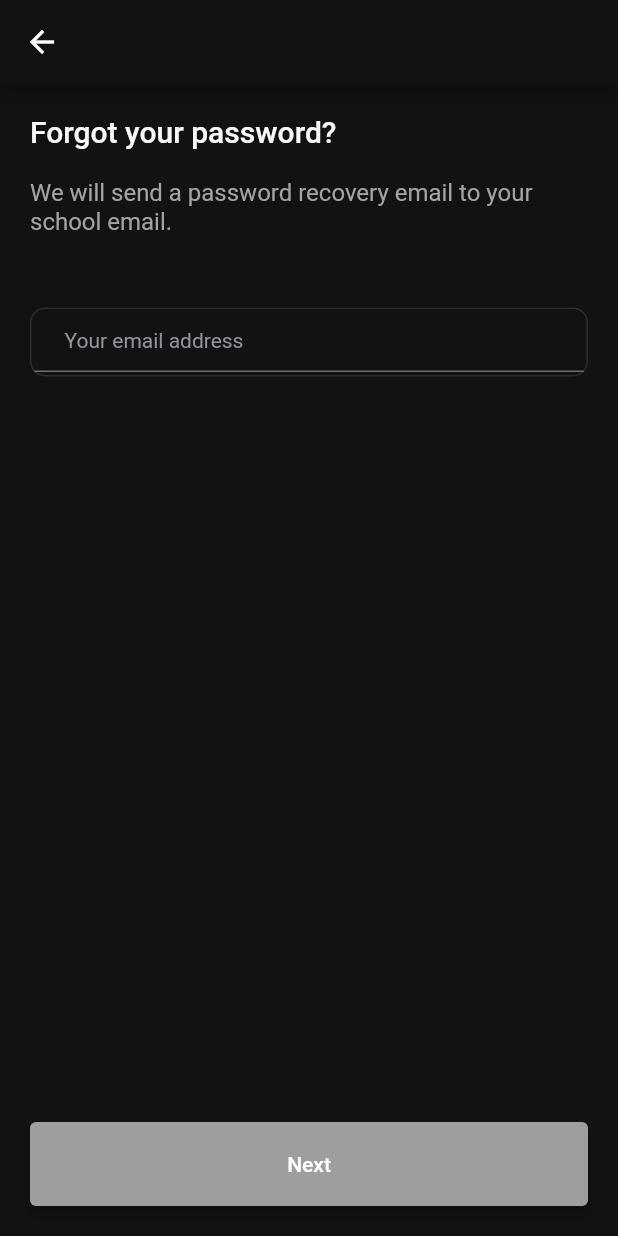
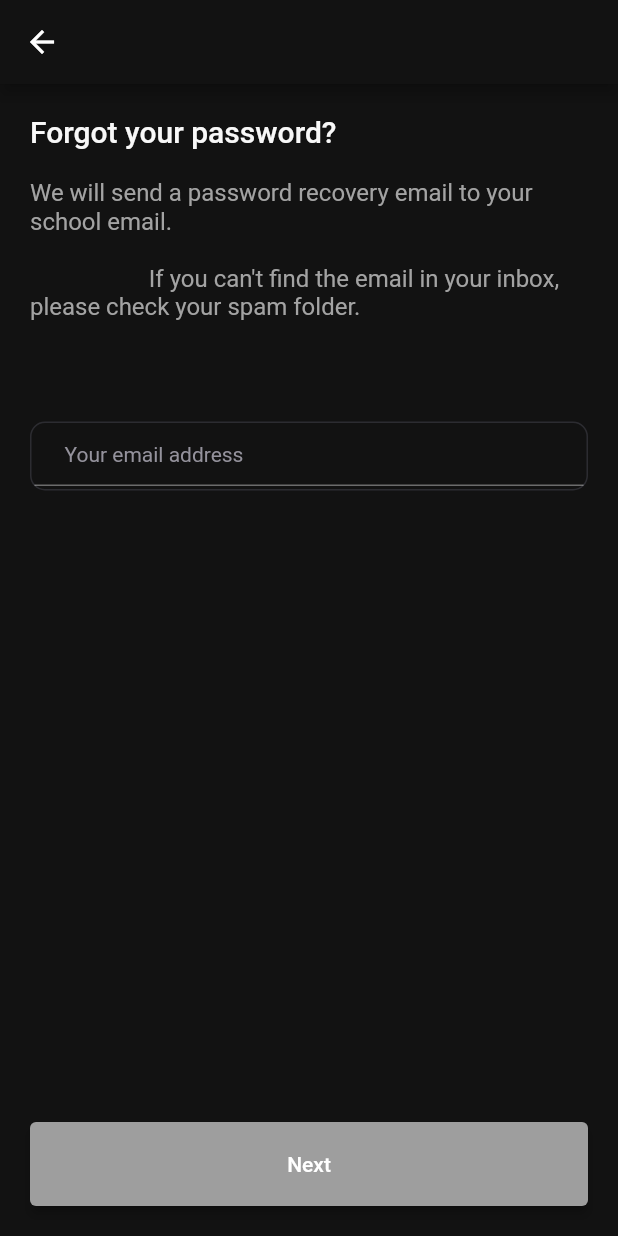
Before and after one commit to seoyoungk0909/INUS, a Flutter app: the PasswordResetPage screen opened by its route, on a phone screen of 412 x 824 dp. Run offline on Flutter 3.47's test engine with Material 2 defaults, Android fonts, the phone set to English and light mode, and no system bars; our stand-ins replace cloud_firestore, firebase_auth, firebase_core, flutter_keyboard_visibility, flutter_speed_dial, flutter_svg and 1 more; accounts and stored records are empty; project files that could hold a hidden picture were left out.

Commit message:
spam mail check message

```diff
--- a/lib/views/login_flow/password_reset_page.dart
+++ b/lib/views/login_flow/password_reset_page.dart
@@ -41,7 +41,10 @@ class _PasswordResetPageState extends State<PasswordResetPage> {
                 child: Align(
                   alignment: Alignment.centerLeft,
                   child: Text(
-                    "We will send a password recovery email to your school email.",
+                    """We will send a password recovery email to your school email.
+
+                    If you can't find the email in your inbox, please check your spam folder.
+                    """,
                     style: TextStyle(
                         fontSize: 16,
                         fontWeight: FontWeight.w400,
--- a/lib/views/login_flow/verify_page.dart
+++ b/lib/views/login_flow/verify_page.dart
@@ -48,7 +48,10 @@ class VerifyPageState extends State<VerifyPage> {
                 child: Align(
                   alignment: Alignment.centerLeft,
                   child: Text(
-                    "Check your school email and come back after completing authentication.",
+                    """Check your school email and come back after completing authentication.
+
+                    If you can't find the email in your inbox, please check your spam folder.
+                    """,
                     style: TextStyle(
                         fontSize: 16,
                         fontWeight: FontWeight.w400,
```
